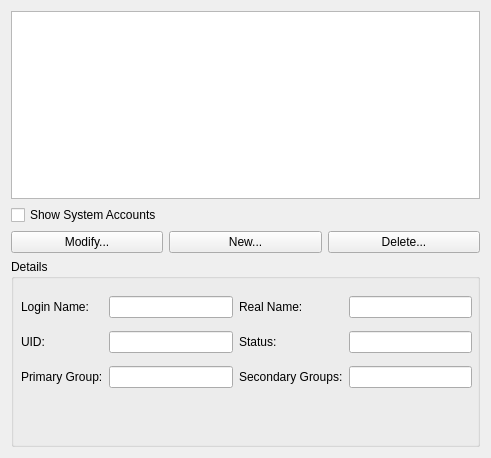
This is ui/users.ui in KDE/kcm-userconfig as Qt 5 draws it before an edit. The edited form follows.
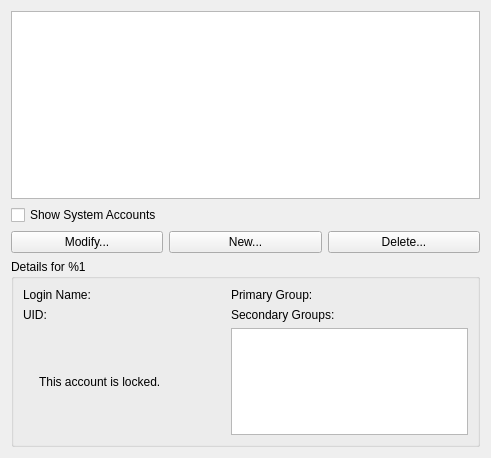
This is the edited form.

Commit message: Start to move around user details.

Patch:
```diff
--- a/ui/users.ui
+++ b/ui/users.ui
@@ -86,18 +86,11 @@
       </size>
      </property>
      <property name="title">
-      <string>Details</string>
+      <string>Details for %1</string>
      </property>
-     <widget class="QWidget" name="layoutWidget_2">
-      <property name="geometry">
-       <rect>
-        <x>10</x>
-        <y>30</y>
-        <width>451</width>
-        <height>106</height>
-       </rect>
-      </property>
-      <layout class="QGridLayout" name="gridLayout" columnstretch="0,1,0,1">
+     <layout class="QVBoxLayout" name="verticalLayout_2">
+      <item>
+       <layout class="QGridLayout" name="userdetails_layout" columnstretch="0,1,0,1">
        <property name="sizeConstraint">
         <enum>QLayout::SetMinimumSize</enum>
        </property>
@@ -106,39 +99,6 @@
          <property name="text">
           <string>Login Name:</string>
          </property>
-         <property name="buddy">
-          <cstring>loginname</cstring>
-         </property>
-        </widget>
-       </item>
-       <item row="0" column="1">
-        <widget class="QLineEdit" name="loginname">
-         <property name="sizePolicy">
-          <sizepolicy hsizetype="Expanding" vsizetype="Fixed">
-           <horstretch>0</horstretch>
-           <verstretch>0</verstretch>
-          </sizepolicy>
-         </property>
-         <property name="readOnly">
-          <bool>true</bool>
-         </property>
-        </widget>
-       </item>
-       <item row="0" column="2">
-        <widget class="QLabel" name="realnamelabel">
-         <property name="text">
-          <string>Real Name:</string>
-         </property>
-         <property name="buddy">
-          <cstring>realname</cstring>
-         </property>
-        </widget>
-       </item>
-       <item row="0" column="3">
-        <widget class="QLineEdit" name="realname">
-         <property name="readOnly">
-          <bool>true</bool>
-         </property>
         </widget>
        </item>
        <item row="1" column="0">
@@ -146,83 +106,80 @@
          <property name="text">
           <string>UID:</string>
          </property>
-         <property name="buddy">
-          <cstring>uid</cstring>
-         </property>
-        </widget>
-       </item>
-       <item row="1" column="1">
-        <widget class="QLineEdit" name="uid">
-         <property name="sizePolicy">
-          <sizepolicy hsizetype="Expanding" vsizetype="Fixed">
-           <horstretch>0</horstretch>
-           <verstretch>0</verstretch>
-          </sizepolicy>
-         </property>
-         <property name="readOnly">
-          <bool>true</bool>
-         </property>
-        </widget>
-       </item>
-       <item row="1" column="2">
-        <widget class="QLabel" name="statuslabel">
-         <property name="text">
-          <string>Status:</string>
-         </property>
-         <property name="buddy">
-          <cstring>status</cstring>
-         </property>
-        </widget>
-       </item>
-       <item row="1" column="3">
-        <widget class="QLineEdit" name="status">
-         <property name="readOnly">
-          <bool>true</bool>
-         </property>
-        </widget>
-       </item>
-       <item row="2" column="0">
+         </widget>
+        </item>
+        <item row="0" column="2">
         <widget class="QLabel" name="primarygrouplabel">
          <property name="text">
           <string>Primary Group:</string>
          </property>
-         <property name="buddy">
-          <cstring>primarygroup</cstring>
+         </widget>
+        </item>
+        <item row="0" column="1">
+         <widget class="QLabel" name="loginname">
+          <property name="text">
+           <string/>
          </property>
         </widget>
        </item>
-       <item row="2" column="1">
-        <widget class="QLineEdit" name="primarygroup">
-         <property name="sizePolicy">
-          <sizepolicy hsizetype="Expanding" vsizetype="Fixed">
-           <horstretch>0</horstretch>
-           <verstretch>0</verstretch>
-          </sizepolicy>
-         </property>
-         <property name="readOnly">
-          <bool>true</bool>
+        <item row="1" column="1">
+         <widget class="QLabel" name="uid">
+          <property name="text">
+           <string/>
+          </property>
+         </widget>
+        </item>
+        <item row="2" column="0" colspan="2">
+         <layout class="QHBoxLayout" name="statuslayout">
+          <item>
+           <widget class="QLabel" name="statusiconlabel">
+            <property name="text">
+             <string>   </string>
          </property>
         </widget>
        </item>
-       <item row="2" column="2">
+          <item>
+           <widget class="QLabel" name="statuslabel">
+            <property name="text">
+             <string>This account is locked.</string>
+            </property>
+           </widget>
+          </item>
+          <item>
+           <spacer name="horizontalSpacer">
+            <property name="orientation">
+             <enum>Qt::Horizontal</enum>
+            </property>
+            <property name="sizeHint" stdset="0">
+             <size>
+              <width>40</width>
+              <height>20</height>
+             </size>
+            </property>
+           </spacer>
+          </item>
+         </layout>
+        </item>
+        <item row="1" column="2">
         <widget class="QLabel" name="secondarygrouplabel">
          <property name="text">
           <string>Secondary Groups:</string>
          </property>
-         <property name="buddy">
-          <cstring>secondarygroup</cstring>
-         </property>
-        </widget>
-       </item>
-       <item row="2" column="3">
-        <widget class="QLineEdit" name="secondarygroup">
-         <property name="readOnly">
-          <bool>true</bool>
+         </widget>
+        </item>
+        <item row="2" column="2" colspan="2">
+         <widget class="QListView" name="listView"/>
+        </item>
+        <item row="0" column="3">
+         <widget class="QLabel" name="primarygroup">
+          <property name="text">
+           <string/>
          </property>
         </widget>
        </item>
       </layout>
-     </widget>
+      </item>
+     </layout>
     </widget>
    </item>
   </layout>
```
Lines whose indentation alone changed are shown as unchanged. The commit also changes 2 other files.
